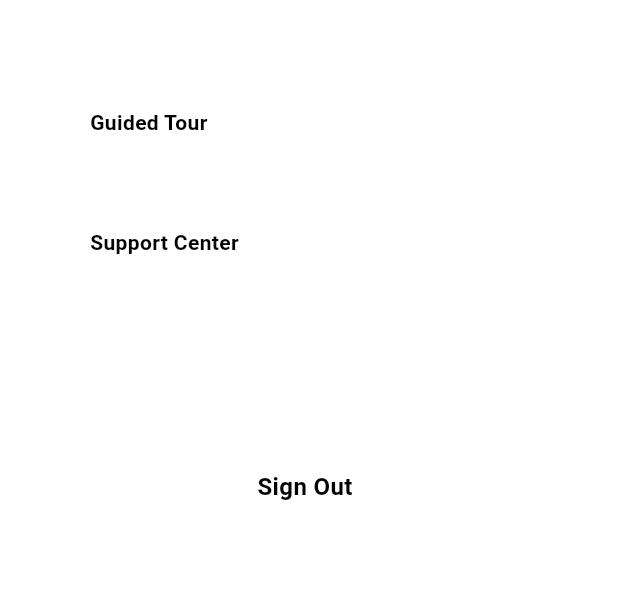
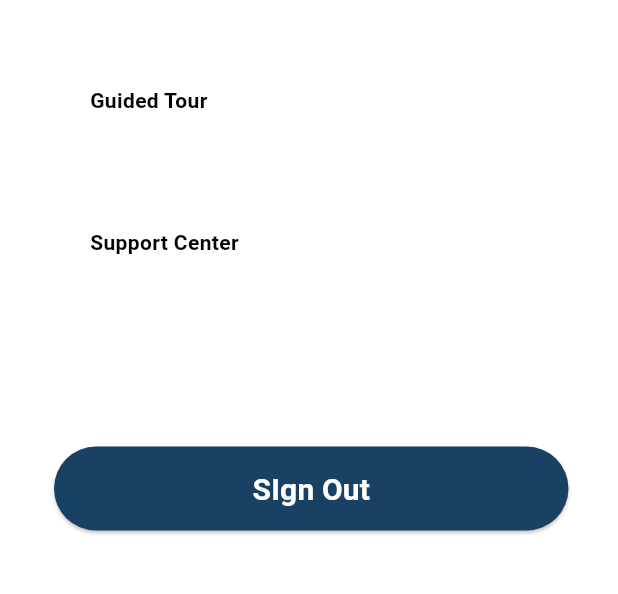
Before and after one commit to umgc/Minder, a Flutter app: the Iphone8Plus1 widget shown alone on an empty page, opened directly, on a phone screen of 412 x 824 dp, the part 362-956 px from its top. Run offline on Flutter 3.47's test engine with Material 3 defaults, Android fonts, the phone set to English and light mode, and no system bars; network calls fail; Roboto replaces fonts that are missing (Montserrat).

Commit message:
Care giver Setting Updated

```diff
--- a/lib/care_giver_setting.dart
+++ b/lib/care_giver_setting.dart
@@ -187,15 +187,15 @@ class _Iphone8Plus1State extends State<Iphone8Plus1> {
                             },
                             child: Image.asset(
                               'asset/images/clock.jpg', // Change this with your asset
-                              width: 140,
-                              height: 140,
+                              width: 120,
+                              height: 120,
                             ),
                           ),
                         ),
                       if (remindersExpanded)
                         Positioned(
                           left: remindersExpanded ? 150 : 40,
-                          top: 250,
+                          top: 230,
                           child: Column(
                             crossAxisAlignment: CrossAxisAlignment.start,
                             children: [
@@ -227,7 +227,7 @@ class _Iphone8Plus1State extends State<Iphone8Plus1> {
                         ),
                       Positioned(
                         left: 0,
-                        top: 280,
+                        top: 265,
                         child: GestureDetector(
                           onTap: () {
                             setState(() {
@@ -261,7 +261,7 @@ class _Iphone8Plus1State extends State<Iphone8Plus1> {
                       if (guidedTourExpanded)
                         Positioned(
                           left: 15,
-                          top: 200,
+                          top: 220,
                           child: GestureDetector(
                             onTap: () {
                               setState(() {
@@ -278,12 +278,13 @@ class _Iphone8Plus1State extends State<Iphone8Plus1> {
                       if (guidedTourExpanded)
                         Positioned(
                           left: guidedTourExpanded ? 150 : 40,
-                          top: 240,
+                          top: 300,
                           child: GuidedTourDetails(),
                         ),
                       Positioned(
                         left: 0,
                         top: 360,
+
                         child: GestureDetector(
                           onTap: () {
                             setState(() {
@@ -318,6 +319,7 @@ class _Iphone8Plus1State extends State<Iphone8Plus1> {
                         Positioned(
                           left: 15,
                           top: 330,
+
                           child: GestureDetector(
                             onTap: () {
                               setState(() {
@@ -343,62 +345,36 @@ class _Iphone8Plus1State extends State<Iphone8Plus1> {
                       Positioned(
                         left: 16,
                         top: 504,
-                        child: Container(
+                        child: Container
+                        (
                           width: 343,
                           height: 56,
-                          child: const Stack(
-                            children: [
-                              Positioned(
-                                left: 135.50,
-                                top: 17.50,
-                                child: Text(
-                                  'Sign Out',
+
+                         child: ElevatedButton(
+                    onPressed: () {
+                      // Handle Disagree button press
+                      print('Sign OUt button pressed');
+                    },
+                    style: ElevatedButton.styleFrom(
+                      primary:  const Color.fromARGB(255, 24, 65, 99),// Change color as needed
+                    ),
+                    child: const Text(
+                      'SIgn Out',
                       style: TextStyle(
-                                    color: Colors.black,
-                                    fontSize: 16,
+                        color: Colors.white,
+                        fontSize: 20,
                         fontFamily: 'Montserrat',
                         fontWeight: FontWeight.w700,
                         height: 0,
                       ),
                     ),
                   ),
-                            ],
+
+
+                        )
+                        ,
                       ),
-                        ),
-                      ),
-                      Positioned(
-                        left: 316,
-                        top: 239,
-                        child: Container(
-                          width: 20,
-                          height: 20,
-                          clipBehavior: Clip.antiAlias,
-                          decoration: const BoxDecoration(),
-                          child: const Stack(children: []),
-                        ),
-                      ),
-                      Positioned(
-                        left: 316,
-                        top: 303,
-                        child: Container(
-                          width: 20,
-                          height: 20,
-                          clipBehavior: Clip.antiAlias,
-                          decoration: const BoxDecoration(),
-                          child: const Stack(children: []),
-                        ),
-                      ),
-                      Positioned(
-                        left: 316,
-                        top: 358,
-                        child: Container(
-                          width: 20,
-                          height: 20,
-                          clipBehavior: Clip.antiAlias,
-                          decoration: const BoxDecoration(),
-                          child: const Stack(children: []),
-                        ),
-                      ),
+
                     ],
                   ),
                 ),
```
Lines whose indentation alone changed are shown as unchanged.
